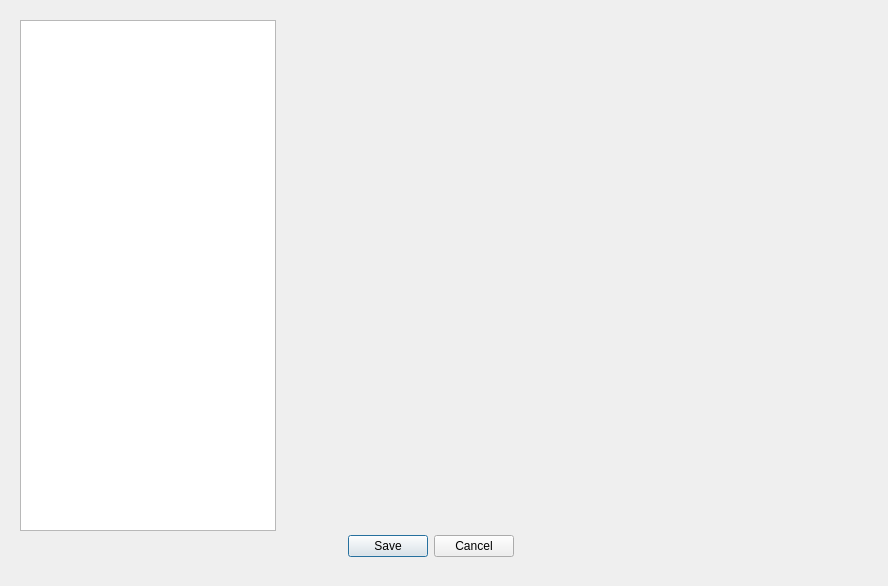
The window that DZ3_SQL_DB/view_db_sokrat3.ui (Anton201276/Otus-Qt) describes before a commit, drawn with Qt 5.
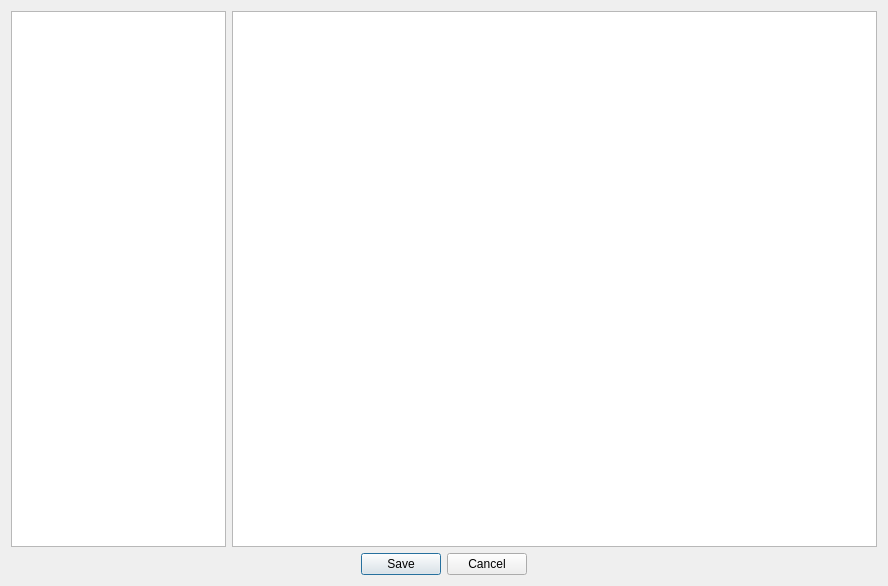
The same window after the commit.

Patch:
```diff
--- a/DZ3_SQL_DB/view_db_sokrat3.ui
+++ b/DZ3_SQL_DB/view_db_sokrat3.ui
@@ -13,15 +13,15 @@
   <property name="windowTitle">
    <string>Dialog</string>
   </property>
+  <layout class="QGridLayout" name="gridLayout" columnstretch="25,75">
+   <item row="0" column="0">
+    <widget class="QTreeView" name="treeView"/>
+   </item>
+   <item row="0" column="1">
+    <widget class="QTableView" name="tableView"/>
+   </item>
+   <item row="1" column="0" colspan="2">
   <widget class="QDialogButtonBox" name="buttonBox">
-   <property name="geometry">
-    <rect>
-     <x>260</x>
-     <y>530</y>
-     <width>341</width>
-     <height>32</height>
-    </rect>
-   </property>
    <property name="orientation">
     <enum>Qt::Horizontal</enum>
    </property>
@@ -32,16 +32,8 @@
     <bool>true</bool>
    </property>
   </widget>
-  <widget class="QTreeView" name="treeView">
-   <property name="geometry">
-    <rect>
-     <x>20</x>
-     <y>20</y>
-     <width>256</width>
-     <height>511</height>
-    </rect>
-   </property>
-  </widget>
+   </item>
+  </layout>
  </widget>
  <resources/>
  <connections>
```
Lines whose indentation alone changed are shown as unchanged.
